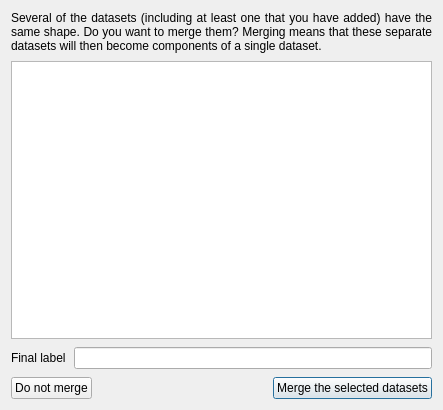
Qt form glue/app/qt/merge.ui (glue-viz/glue) before a commit.
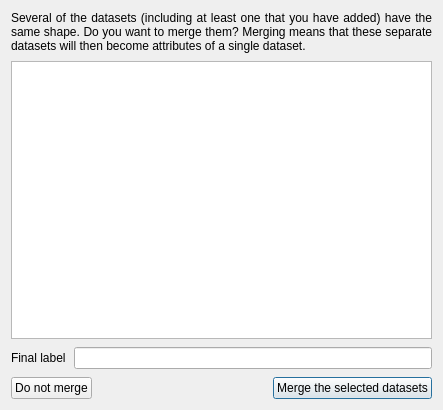
The same form after that commit.

Commit message: Fix component -> attribute terminology in UI

Patch:
```diff
--- a/glue/app/qt/merge.ui
+++ b/glue/app/qt/merge.ui
@@ -23,7 +23,7 @@
    <item>
     <widget class="QLabel" name="instructions">
      <property name="text">
-      <string>Several of the datasets (including at least one that you have added) have the same shape. Do you want to merge them? Merging means that these separate datasets will then become components of a single dataset.</string>
+      <string>Several of the datasets (including at least one that you have added) have the same shape. Do you want to merge them? Merging means that these separate datasets will then become attributes of a single dataset.</string>
      </property>
      <property name="scaledContents">
       <bool>false</bool>
```
The commit also changes 8 other files.
